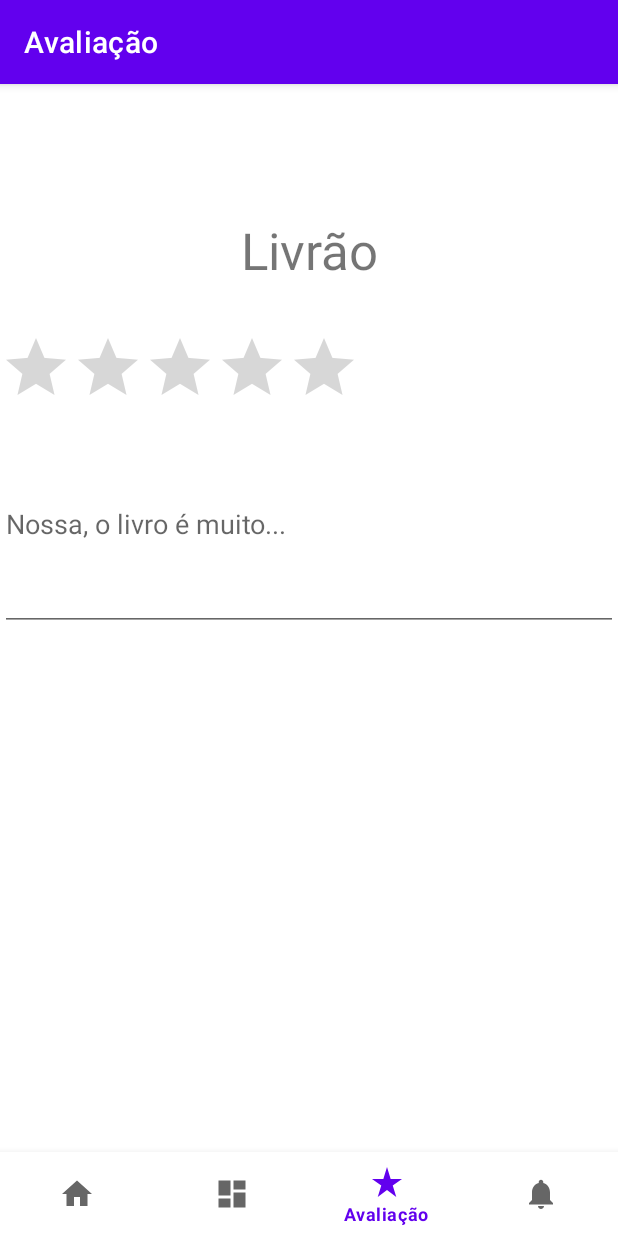
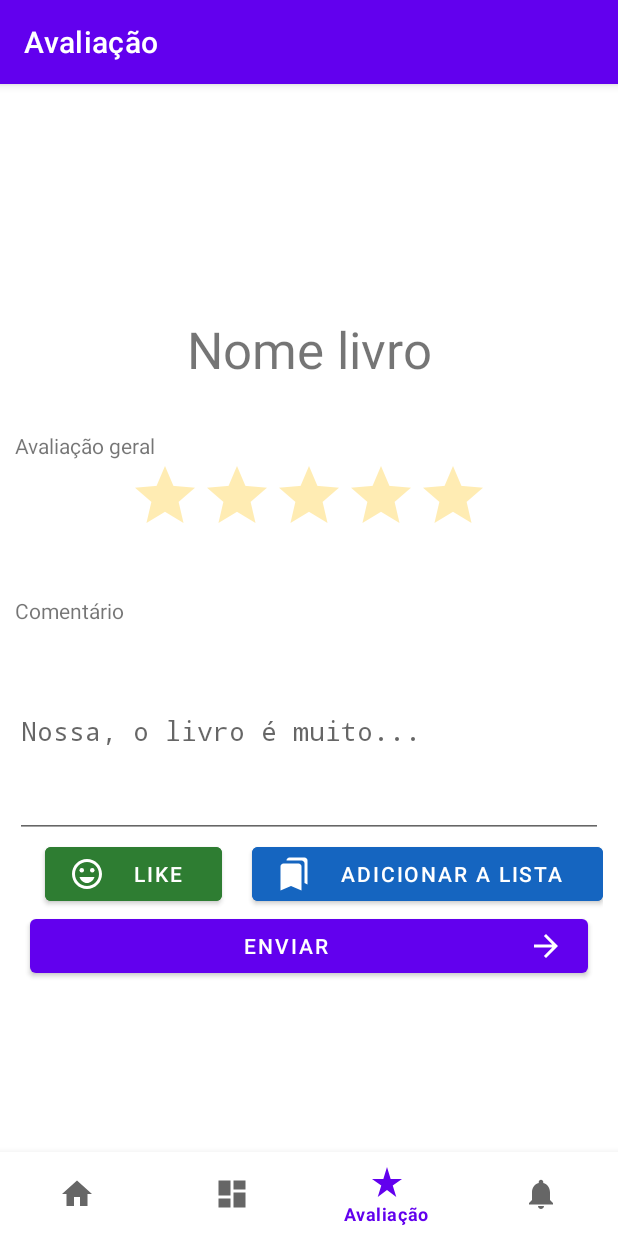
Before and after one commit to dduartee/LivroOwl, an Android app: the AvaliarLivroFragment screen opened through its navigation route, on a phone screen of 412 x 824 dp. Run offline under Robolectric (Android 15) with nearby library versions, the phone set to English and light mode, and no system bars; our stand-ins replace navigation-ui.

```diff
--- /dev/null
+++ b/app/src/main/res/drawable/baseline_arrow_forward_24.xml
@@ -0,0 +1,5 @@
+<vector xmlns:android="http://schemas.android.com/apk/res/android" android:autoMirrored="true" android:height="24dp" android:tint="#000000" android:viewportHeight="24" android:viewportWidth="24" android:width="24dp">
+
+    <path android:fillColor="@android:color/white" android:pathData="M12,4l-1.41,1.41L16.17,11H4v2h12.17l-5.58,5.59L12,20l8,-8z"/>
+
+</vector>
--- /dev/null
+++ b/app/src/main/res/drawable/baseline_auto_awesome_24.xml
@@ -0,0 +1,5 @@
+<vector xmlns:android="http://schemas.android.com/apk/res/android" android:height="24dp" android:tint="#000000" android:viewportHeight="24" android:viewportWidth="24" android:width="24dp">
+
+    <path android:fillColor="@android:color/white" android:pathData="M19,9l1.25,-2.75L23,5l-2.75,-1.25L19,1l-1.25,2.75L15,5l2.75,1.25L19,9zM11.5,9.5L9,4 6.5,9.5 1,12l5.5,2.5L9,20l2.5,-5.5L17,12l-5.5,-2.5zM19,15l-1.25,2.75L15,19l2.75,1.25L19,23l1.25,-2.75L23,19l-2.75,-1.25L19,15z"/>
+
+</vector>
--- /dev/null
+++ b/app/src/main/res/drawable/baseline_bookmarks_24.xml
@@ -0,0 +1,5 @@
+<vector xmlns:android="http://schemas.android.com/apk/res/android" android:height="24dp" android:tint="#000000" android:viewportHeight="24" android:viewportWidth="24" android:width="24dp">
+
+    <path android:fillColor="@android:color/white" android:pathData="M19,18l2,1V3c0,-1.1 -0.9,-2 -2,-2H8.99C7.89,1 7,1.9 7,3h10c1.1,0 2,0.9 2,2v13zM15,5H5c-1.1,0 -2,0.9 -2,2v16l7,-3 7,3V7c0,-1.1 -0.9,-2 -2,-2z"/>
+
+</vector>
--- /dev/null
+++ b/app/src/main/res/drawable/baseline_sentiment_very_satisfied_24.xml
@@ -0,0 +1,9 @@
+<vector xmlns:android="http://schemas.android.com/apk/res/android" android:height="24dp" android:tint="#000000" android:viewportHeight="24" android:viewportWidth="24" android:width="24dp">
+
+    <path android:fillColor="@android:color/white" android:pathData="M15.5,9.5m-1.5,0a1.5,1.5 0,1 1,3 0a1.5,1.5 0,1 1,-3 0"/>
+
+    <path android:fillColor="@android:color/white" android:pathData="M8.5,9.5m-1.5,0a1.5,1.5 0,1 1,3 0a1.5,1.5 0,1 1,-3 0"/>
+
+    <path android:fillColor="@android:color/white" android:pathData="M11.99,2C6.47,2 2,6.48 2,12s4.47,10 9.99,10C17.52,22 22,17.52 22,12S17.52,2 11.99,2zM12,20c-4.42,0 -8,-3.58 -8,-8s3.58,-8 8,-8 8,3.58 8,8 -3.58,8 -8,8zM7,14c0.78,2.34 2.72,4 5,4s4.22,-1.66 5,-4L7,14z"/>
+
+</vector>
--- a/app/src/main/res/layout/fragment_avaliar_livro.xml
+++ b/app/src/main/res/layout/fragment_avaliar_livro.xml
@@ -1,8 +1,10 @@
 <?xml version="1.0" encoding="utf-8"?>
 <FrameLayout xmlns:android="http://schemas.android.com/apk/res/android"
+    xmlns:app="http://schemas.android.com/apk/res-auto"
     xmlns:tools="http://schemas.android.com/tools"
     android:layout_width="match_parent"
     android:layout_height="match_parent"
+    android:padding="10dp"
     tools:context=".ui.avaliacao.AvaliarLivroFragment">
 
     <ScrollView
@@ -16,10 +18,10 @@
 
             <Space
                 android:layout_width="match_parent"
-                android:layout_height="32dp" />
+                android:layout_height="88dp" />
 
             <TextView
-                android:id="@+id/textView"
+                android:id="@+id/nomeLivro"
                 android:layout_width="match_parent"
                 android:layout_height="wrap_content"
                 android:text="@string/title_livro_avalicao"
@@ -30,23 +32,84 @@
                 android:layout_width="match_parent"
                 android:layout_height="32dp" />
 
+            <TextView
+                android:id="@+id/textView3"
+                android:layout_width="match_parent"
+                android:layout_height="wrap_content"
+                android:text="@string/avalia_o_geral" />
+
             <RatingBar
                 android:id="@+id/idRatingBarAvaliacao"
                 android:layout_width="wrap_content"
                 android:layout_height="wrap_content"
+                android:layout_gravity="center"
+                android:background="#FFFFFF"
+                android:indeterminateTint="#E500FF"
                 android:numStars="5"
+                android:progressBackgroundTint="#FFECB3"
+                android:progressTint="#F9A825"
                 android:rating="0"
+                android:secondaryProgressTint="#E65100"
                 android:stepSize="0.5" />
+
+            <Space
+                android:layout_width="match_parent"
+                android:layout_height="33dp" />
+
+            <TextView
+                android:id="@+id/textView2"
+                android:layout_width="match_parent"
+                android:layout_height="wrap_content"
+                android:text="@string/coment_rio" />
 
             <EditText
                 android:id="@+id/idComentarioAvalicao"
                 android:layout_width="match_parent"
                 android:layout_height="142dp"
                 android:ems="10"
+                android:fontFamily="monospace"
                 android:hint="@string/hintComentarioText"
                 android:importantForAutofill="no"
                 android:inputType="text"
+                android:singleLine="false"
                 android:textAlignment="viewStart" />
+
+            <LinearLayout
+                android:layout_width="match_parent"
+                android:layout_height="match_parent"
+                android:orientation="horizontal">
+
+                <Button
+                    android:id="@+id/likeButton"
+                    android:layout_width="wrap_content"
+                    android:layout_height="wrap_content"
+                    android:layout_weight="1"
+                    android:backgroundTint="#2E7D32"
+                    android:insetLeft="20dp"
+                    android:insetRight="20dp"
+                    android:text="@string/like"
+                    app:icon="@drawable/baseline_sentiment_very_satisfied_24" />
+
+                <Button
+                    android:id="@+id/addToList"
+                    android:layout_width="wrap_content"
+                    android:layout_height="wrap_content"
+                    android:layout_weight="1"
+                    android:backgroundTint="#1565C0"
+                    android:text="@string/adicionar_a_lista"
+                    app:icon="@drawable/baseline_bookmarks_24" />
+
+            </LinearLayout>
+
+            <Button
+                android:id="@+id/submitAvaliacao"
+                android:layout_width="match_parent"
+                android:layout_height="wrap_content"
+                android:insetLeft="10dp"
+                android:insetRight="10dp"
+                android:text="@string/enviar"
+                app:icon="@drawable/baseline_arrow_forward_24"
+                app:iconGravity="end" />
         </LinearLayout>
     </ScrollView>
 
--- a/app/src/main/res/values/strings.xml
+++ b/app/src/main/res/values/strings.xml
@@ -6,7 +6,13 @@
     <string name="title_avaliacao">Avaliação</string>
     <!-- TODO: Remove or change this placeholder text -->
     <string name="hello_blank_fragment">Hello blank fragment</string>
-    <string name="title_livro_avalicao">Livrão</string>
+    <string name="title_livro_avalicao">Nome livro</string>
     <string name="title_comentarios_avaliacao">Comentários</string>
     <string name="hintComentarioText">Nossa, o livro é muito...</string>
+    <string name="coment_rio">Comentário</string>
+    <string name="avalia_o_geral">Avaliação geral</string>
+    <string name="like">Like</string>
+    <string name="avaliacoes">Avaliações</string>
+    <string name="enviar">Enviar</string>
+    <string name="adicionar_a_lista">Adicionar a lista</string>
 </resources>
```
Also changed, not shown: app/src/main/java/space/gaabe/mobile/livroowl/model/Avaliacao.java (added, +51 -0 lines), app/src/main/java/space/gaabe/mobile/livroowl/model/Lista.java (added, +78 -0 lines), app/src/main/java/space/gaabe/mobile/livroowl/model/Livro.java (added, +102 -0 lines), app/src/main/res/drawable/baseline_bar_chart_24.xml (added, +9 -0 lines).
